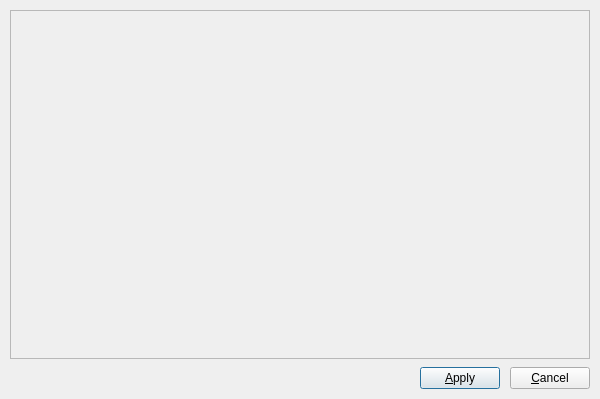
Qt form libs/libgui/ui/baseform.ui (pgmodeler/pgmodeler) before a commit.
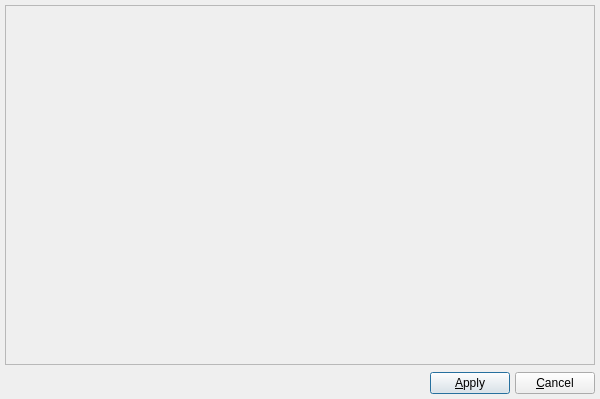
The same form after that commit. Icons and pictures are not drawn.

Commit message: Adjusted the layouts spacing in ui/tools/* and ui/widget/*

```diff
--- a/libs/libgui/ui/baseform.ui
+++ b/libs/libgui/ui/baseform.ui
@@ -28,19 +28,19 @@
   </property>
   <layout class="QGridLayout" name="gridLayout_2">
    <property name="leftMargin">
-    <number>10</number>
+    <number>5</number>
    </property>
    <property name="topMargin">
-    <number>10</number>
+    <number>5</number>
    </property>
    <property name="rightMargin">
-    <number>10</number>
+    <number>5</number>
    </property>
    <property name="bottomMargin">
-    <number>10</number>
+    <number>5</number>
    </property>
-   <property name="horizontalSpacing">
-    <number>10</number>
+   <property name="spacing">
+    <number>5</number>
    </property>
    <item row="1" column="0">
     <widget class="QWidget" name="buttons_wgt" native="true">
@@ -78,7 +78,7 @@
          <number>0</number>
         </property>
         <property name="spacing">
-         <number>10</number>
+         <number>5</number>
         </property>
         <item row="0" column="0">
          <widget class="QLabel" name="pgmodeler_name_lbl">
```
The commit also changes 41 other files.
